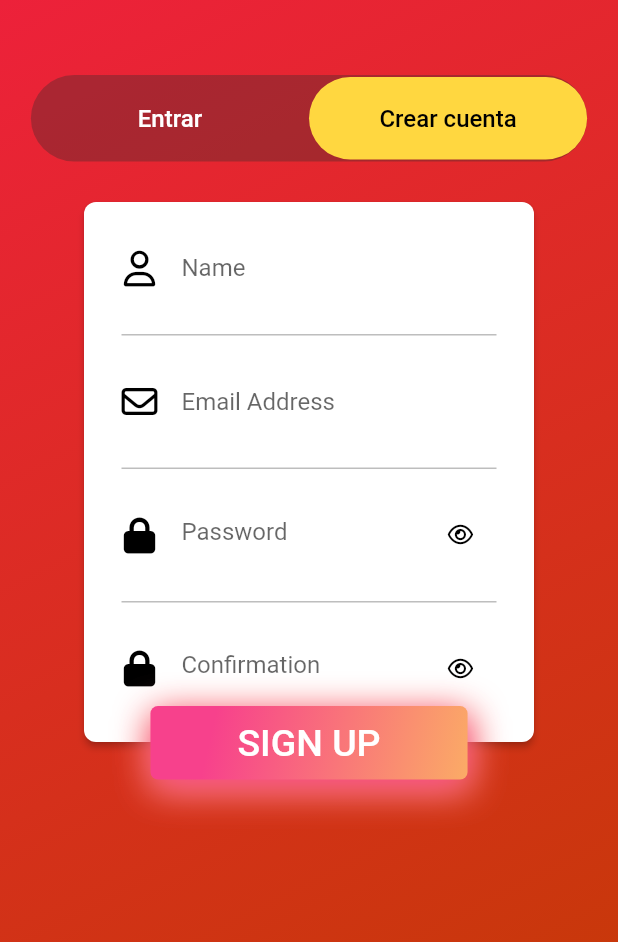
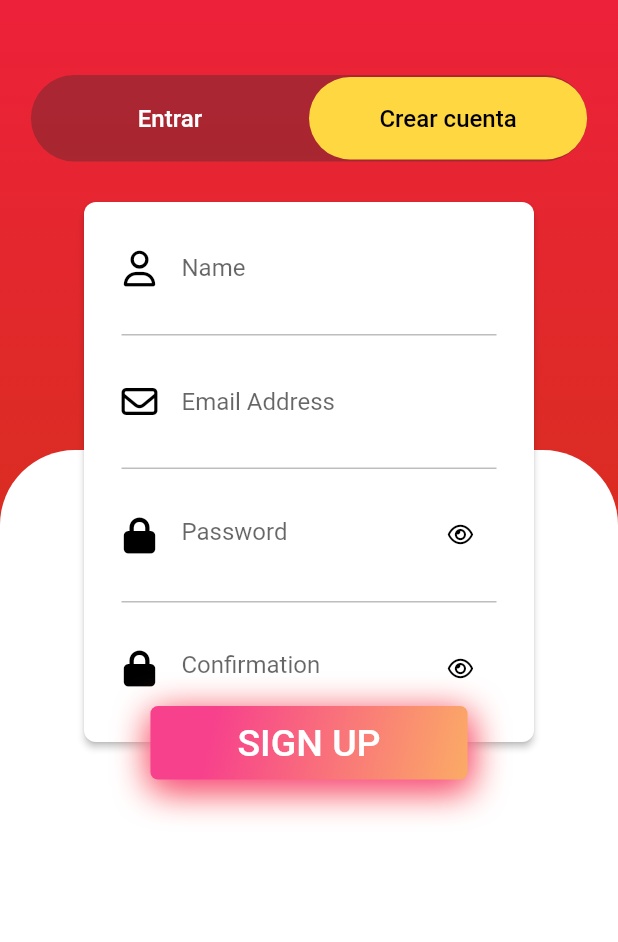
Before and after one commit to vlSolrac/AutopartsApp, a Flutter app: the AuthScreen screen opened by its route, after a tap on "Crear cuenta", on a phone screen of 412 x 824 dp. Shown: the top 942 px of the screen. Run offline on Flutter 3.47's test engine with Material 2 defaults, Android fonts, the phone set to English and light mode, and no system bars; our stand-ins replace firebase_core, flutter_spinkit, flutter_zoom_drawer, font_awesome_flutter, lottie; accounts and stored records are empty; Roboto replaces fonts that are missing (WorkSansBold, WorkSansSemiBold); project files that could hold a hidden picture were left out.

Commit message:
background

```diff
--- a/autoparts/lib/screens/auth/auth_screen.dart
+++ b/autoparts/lib/screens/auth/auth_screen.dart
@@ -1,6 +1,6 @@
 import 'package:autoparts/screens/auth/sign_in.dart';
 import 'package:autoparts/screens/auth/sign_up.dart';
-import 'package:autoparts/themes/themes.dart';
+import 'package:autoparts/screens/screens.dart';
 import 'package:flutter/material.dart';
 
 class AuthScreen extends StatefulWidget {
@@ -34,29 +34,15 @@ class _AuthScreenState extends State<AuthScreen>
 
   @override
   Widget build(BuildContext context) {
+    final size = MediaQuery.of(context).size;
     return Scaffold(
-        body: SingleChildScrollView(
-      physics: const BouncingScrollPhysics(),
-      child: GestureDetector(
-        onTap: () {
-          FocusScope.of(context).requestFocus(FocusNode());
-        },
-        child: Container(
-          width: MediaQuery.of(context).size.width,
-          height: MediaQuery.of(context).size.height,
-          decoration: const BoxDecoration(
-            gradient: LinearGradient(
-                colors: [
-                  Color(0xffED213A),
-                  Color.fromARGB(255, 192, 61, 0),
-                ],
-                begin: Alignment.topLeft,
-                end: Alignment.bottomRight,
-                tileMode: TileMode.clamp),
-          ),
+      body: SingleChildScrollView(
+        physics: const BouncingScrollPhysics(),
+        child: AuthBackground(
           child: Column(
-            mainAxisSize: MainAxisSize.max,
-            children: <Widget>[
+            mainAxisAlignment: MainAxisAlignment.center,
+            crossAxisAlignment: CrossAxisAlignment.center,
+            children: [
               const SizedBox(height: 50),
               _buildMenuBar(context),
               Expanded(
@@ -96,7 +82,7 @@ class _AuthScreenState extends State<AuthScreen>
           ),
         ),
       ),
-    ));
+    );
   }
 
   Widget _buildMenuBar(BuildContext context) {
@@ -165,14 +151,11 @@ class _AuthScreenState extends State<AuthScreen>
     _pageController.animateToPage(0,
         duration: const Duration(milliseconds: 500), curve: Curves.decelerate);
     isSignup = false;
-    print(isSignup);
   }
 
   void _onSignUpButtonPress() {
-    _pageController?.animateToPage(1,
+    _pageController.animateToPage(1,
         duration: const Duration(milliseconds: 500), curve: Curves.decelerate);
     isSignup = true;
-
-    print(isSignup);
   }
 }
--- /dev/null
+++ b/autoparts/lib/screens/auth/background_auth.dart
@@ -0,0 +1,67 @@
+import 'package:flutter/material.dart';
+
+class AuthBackground extends StatelessWidget {
+  final Widget child;
+  const AuthBackground({
+    Key? key,
+    required this.child,
+  }) : super(key: key);
+
+  @override
+  Widget build(BuildContext context) {
+    final size = MediaQuery.of(context).size;
+    return SizedBox(
+      width: double.infinity,
+      height: size.height,
+      child: Stack(
+        alignment: Alignment.center,
+        children: [
+          const Positioned(top: 0, left: 0, right: 0, child: HeaderBox()),
+          Positioned(
+            top: 300,
+            left: 0,
+            right: 0,
+            child: Container(
+              width: double.infinity,
+              height: size.height,
+              decoration: const BoxDecoration(
+                color: Colors.white,
+                borderRadius: BorderRadius.only(
+                    topLeft: Radius.circular(50),
+                    topRight: Radius.circular(50)),
+              ),
+            ),
+          ),
+          child
+        ],
+      ),
+    );
+  }
+}
+
+class HeaderBox extends StatelessWidget {
+  const HeaderBox({
+    Key? key,
+  }) : super(key: key);
+
+  @override
+  Widget build(BuildContext context) {
+    final size = MediaQuery.of(context).size;
+
+    return Container(
+      width: double.infinity,
+      height: size.height,
+      decoration: const BoxDecoration(
+        gradient: LinearGradient(
+          colors: [
+            Color(0xffED213A),
+            Color.fromARGB(255, 192, 61, 0),
+          ],
+          begin: Alignment.topCenter,
+          end: Alignment.bottomCenter,
+          tileMode: TileMode.clamp,
+        ),
+      ),
+    );
+  }
+}
--- a/autoparts/lib/screens/screens.dart
+++ b/autoparts/lib/screens/screens.dart
@@ -1,3 +1,5 @@
+
+export 'package:autoparts/screens/auth/background_auth.dart';
 
 export 'package:autoparts/screens/add/add_car_part_screen.dart';
 export 'package:autoparts/screens/add/add_car_screen.dart';
```
